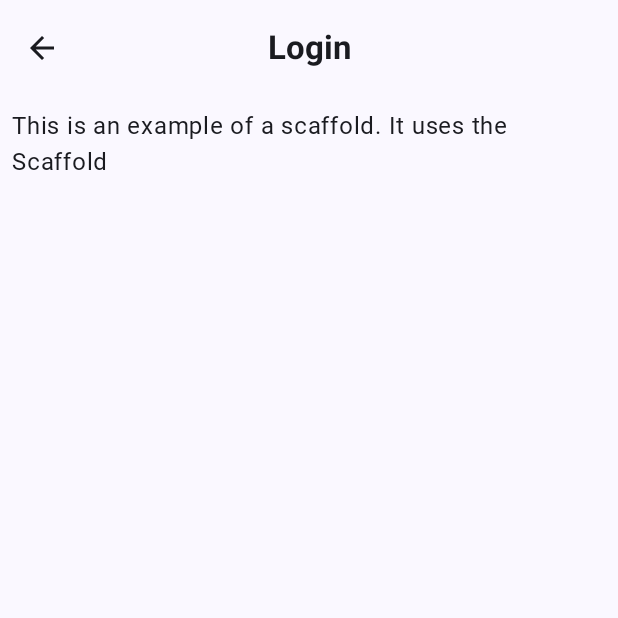
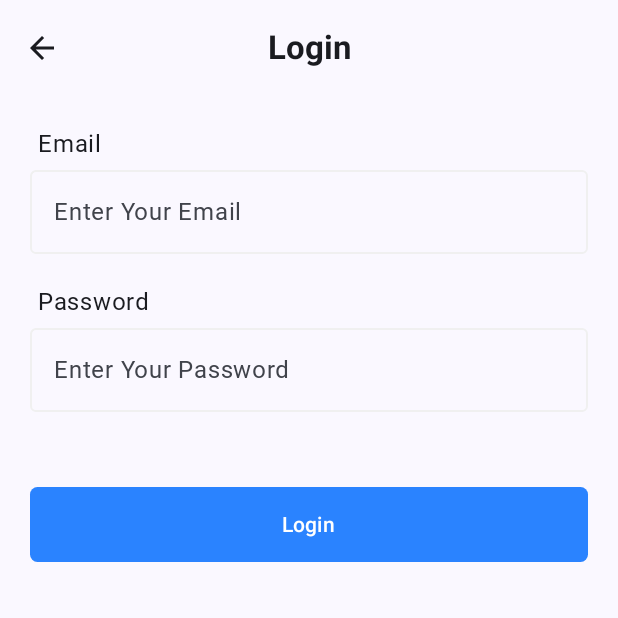
Before and after one commit to yukichew/APFound, an Android app built with Jetpack Compose: the screen it shows after launch (MainActivity), on a phone screen of 412 x 824 dp, the top half of it. Run offline under Robolectric (Android 15) with nearby library versions, the phone set to English and light mode, and no system bars; Roboto replaces fonts that are not available here.

Commit message:
Create button and text field widgets

```diff
--- a/app/src/main/java/com/example/apfound/screens/Login.kt
+++ b/app/src/main/java/com/example/apfound/screens/Login.kt
@@ -2,15 +2,23 @@ package com.example.apfound.screens
 
 import androidx.compose.foundation.layout.Arrangement
 import androidx.compose.foundation.layout.Column
+import androidx.compose.foundation.layout.Spacer
+import androidx.compose.foundation.layout.height
 import androidx.compose.foundation.layout.padding
+import androidx.compose.foundation.text.KeyboardOptions
 import androidx.compose.material3.ExperimentalMaterial3Api
 import androidx.compose.material3.Scaffold
-import androidx.compose.material3.Text
 import androidx.compose.runtime.Composable
+import androidx.compose.ui.Alignment
 import androidx.compose.ui.Modifier
+import androidx.compose.ui.res.stringResource
+import androidx.compose.ui.text.input.KeyboardType
 import androidx.compose.ui.tooling.preview.Preview
 import androidx.compose.ui.unit.dp
+import com.example.apfound.R
+import com.example.apfound.ui.widgets.CustomButton
 import com.example.apfound.ui.widgets.CustomHeader
+import com.example.apfound.ui.widgets.CustomTextField
 
 @OptIn(ExperimentalMaterial3Api::class)
 @Composable
@@ -19,18 +27,34 @@ fun Login(
 ) {
   Scaffold(
     topBar = {
-      CustomHeader(title = "Login", navBack = navBack)
-    }
-  ) {
-      innerPadding ->
+      CustomHeader(title = stringResource(id = R.string.login), navBack = navBack)
+    },
+  ) { innerPadding ->
     Column(
       modifier = Modifier
-        .padding(innerPadding),
-      verticalArrangement = Arrangement.spacedBy(16.dp),
+        .padding(innerPadding)
+        .padding(20.dp),
+      horizontalAlignment = Alignment.CenterHorizontally,
+      verticalArrangement = Arrangement.spacedBy(20.dp),
     ) {
-      Text(
-        modifier = Modifier.padding(8.dp),
-        text = "This is an example of a scaffold. It uses the Scaffold"
+      CustomTextField(
+        label = stringResource(id = R.string.email_field),
+        placeholder = "Enter Your Email",
+        onValueChange = {}
+      )
+
+      CustomTextField(
+        label = stringResource(id = R.string.password_field),
+        placeholder = "Enter Your Password",
+        onValueChange = {},
+        keyboardOptions = KeyboardOptions(keyboardType = KeyboardType.Password)
+      )
+
+      Spacer(modifier = Modifier.height(10.dp))
+
+      CustomButton(
+        text = "Login",
+        onClick = { /*TODO*/ }
       )
     }
   }
--- a/app/src/main/java/com/example/apfound/ui/theme/Theme.kt
+++ b/app/src/main/java/com/example/apfound/ui/theme/Theme.kt
@@ -25,22 +25,11 @@ private val LightColorScheme = lightColorScheme(
     primary = primaryColor,
     secondary = PurpleGrey40,
     tertiary = Pink40
-
-    /* Other default colors to override
-    background = Color(0xFFFFFBFE),
-    surface = Color(0xFFFFFBFE),
-    onPrimary = Color.White,
-    onSecondary = Color.White,
-    onTertiary = Color.White,
-    onBackground = Color(0xFF1C1B1F),
-    onSurface = Color(0xFF1C1B1F),
-    */
 )
 
 @Composable
 fun APFoundTheme(
     darkTheme: Boolean = isSystemInDarkTheme(),
-    // Dynamic color is available on Android 12+
     dynamicColor: Boolean = true,
     content: @Composable () -> Unit
 ) {
--- a/app/src/main/java/com/example/apfound/ui/widgets/CustomButton.kt
+++ b/app/src/main/java/com/example/apfound/ui/widgets/CustomButton.kt
@@ -1,6 +1,7 @@
 package com.example.apfound.ui.widgets
 
 import androidx.compose.foundation.BorderStroke
+import androidx.compose.foundation.layout.fillMaxWidth
 import androidx.compose.foundation.layout.height
 import androidx.compose.foundation.layout.width
 import androidx.compose.foundation.shape.RoundedCornerShape
@@ -34,7 +35,7 @@ fun CustomButton(
       containerColor = btnColor
     ),
     modifier = modifier
-      .width(340.dp)
+      .fillMaxWidth()
       .height(50.dp)
   ) {
     Text(
@@ -57,7 +58,7 @@ fun CustomOutlinedButton(
     shape = RoundedCornerShape(5.dp),
     border = BorderStroke(1.dp, btnColor),
     modifier = modifier
-      .width(340.dp)
+      .fillMaxWidth()
       .height(50.dp)
   ) {
     Text(
--- /dev/null
+++ b/app/src/main/java/com/example/apfound/ui/widgets/CustomDialog.kt
@@ -0,0 +1 @@
+package com.example.apfound.ui.widgets
--- /dev/null
+++ b/app/src/main/java/com/example/apfound/ui/widgets/CustomField.kt
@@ -0,0 +1,84 @@
+package com.example.apfound.ui.widgets
+
+import androidx.compose.foundation.layout.Column
+import androidx.compose.foundation.layout.fillMaxSize
+import androidx.compose.foundation.layout.fillMaxWidth
+import androidx.compose.foundation.layout.padding
+import androidx.compose.foundation.text.KeyboardOptions
+import androidx.compose.material3.ExperimentalMaterial3Api
+import androidx.compose.material3.OutlinedTextField
+import androidx.compose.material3.Surface
+import androidx.compose.material3.Text
+import androidx.compose.material3.TextFieldDefaults
+import androidx.compose.runtime.Composable
+import androidx.compose.ui.Modifier
+import androidx.compose.ui.res.stringResource
+import androidx.compose.ui.tooling.preview.Preview
+import androidx.compose.ui.unit.dp
+import com.example.apfound.R
+import com.example.apfound.ui.theme.coralTreeColor
+import com.example.apfound.ui.theme.galleryColor
+import com.example.apfound.ui.theme.primaryColor
+
+@OptIn(ExperimentalMaterial3Api::class)
+@Composable
+fun CustomTextField(
+  label: String,
+  value: String = "",
+  placeholder: String,
+  onValueChange: (String) -> Unit,
+  isSingleLine: Boolean = false,
+  maxLines: Int = 1,
+  trailingIcon: @Composable () -> Unit = {},
+  isError: Boolean = false,
+  errorMsg: String = stringResource(R.string.text_field_error_msg),
+  keyboardOptions: KeyboardOptions = KeyboardOptions.Default,
+) {
+  Column {
+    Text(
+      text = label,
+      modifier = Modifier.padding(start = 5.dp, bottom = 5.dp)
+    )
+
+    OutlinedTextField(
+      value = value,
+      placeholder = { Text(text = placeholder) },
+      onValueChange = onValueChange,
+      label = null,
+      singleLine = isSingleLine,
+      maxLines = maxLines,
+      trailingIcon = trailingIcon,
+      isError = isError,
+      keyboardOptions = keyboardOptions,
+      colors = TextFieldDefaults.outlinedTextFieldColors(
+        focusedBorderColor = primaryColor,
+        unfocusedBorderColor = galleryColor,
+      ),
+      modifier = Modifier.fillMaxWidth()
+    )
+
+    if (isError) {
+      Text(
+        text = errorMsg,
+        color = coralTreeColor,
+        modifier = Modifier.padding(start = 5.dp)
+      )
+    }
+  }
+}
+
+@Preview
+@Composable
+fun CustomTextFieldPreview() {
+  Surface(
+    modifier = Modifier.fillMaxSize()
+  ) {
+    CustomTextField(
+      label = "test",
+      placeholder = "test",
+      onValueChange = {},
+      isError = false,
+      errorMsg = "Required Field"
+    )
+  }
+}
--- a/app/src/main/res/values/strings.xml
+++ b/app/src/main/res/values/strings.xml
@@ -1,4 +1,20 @@
 <resources>
   <string name="app_name">APFound</string>
   <string name="logo">APFound logo</string>
+  <string name="login">Login</string>
+  <string name="register">Sign Up</string>
+  <string name="text_field_error_msg">Required Field!</string>
+  <string name="email_field">Email</string>
+  <string name="password_field">Password</string>
+  <string name="login_error_header">Authentication Error</string>
+  <string name="login_error_desc">Failed to login. Please try again.</string>
+  <string name="sign_up_title">Register New Account</string>
+  <string name="sign_up_btn">Sign Up</string>
+  <string name="sign_up_error_header">Registration Failed</string>
+  <string name="sign_up_error_desc">Error registering user. Please try again.</string>
+  <string name="user_profile_title">User Profile</string>
+  <string name="user_name_full_field">Full Name</string>
+  <string name="age_field">Age</string>
+  <string name="contact_field">Contact Number</string>
+  <string name="save_btn">Save</string>
 </resources>
```
Also changed, not shown: app/src/main/java/com/example/apfound/screens/Onboarding.kt (+15 -8 lines), app/src/main/java/com/example/apfound/screens/SignUp.kt (+46 -0 lines).
